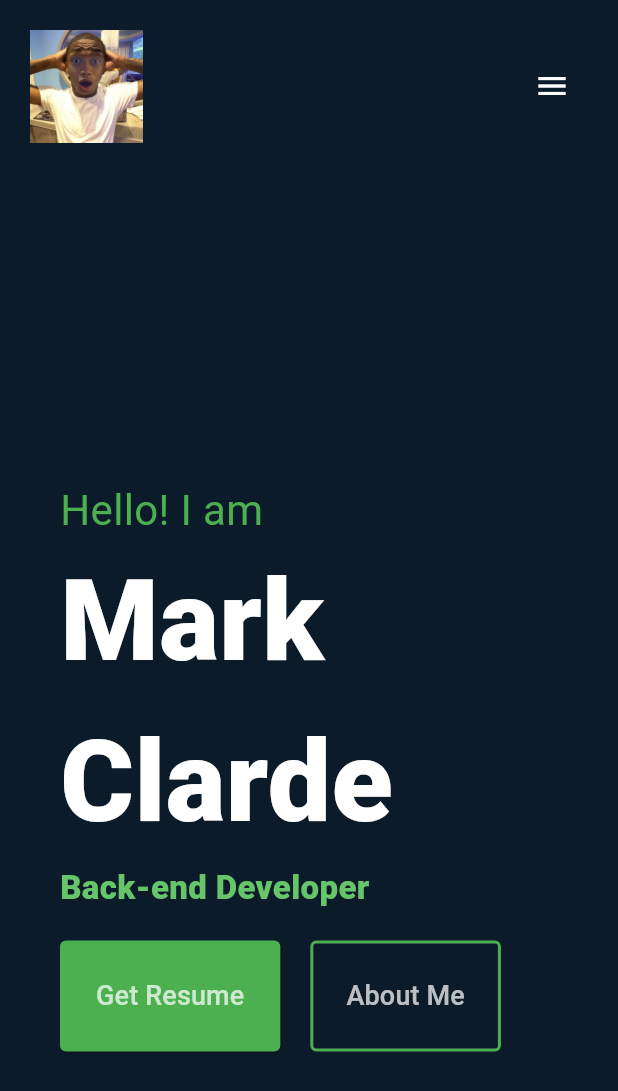
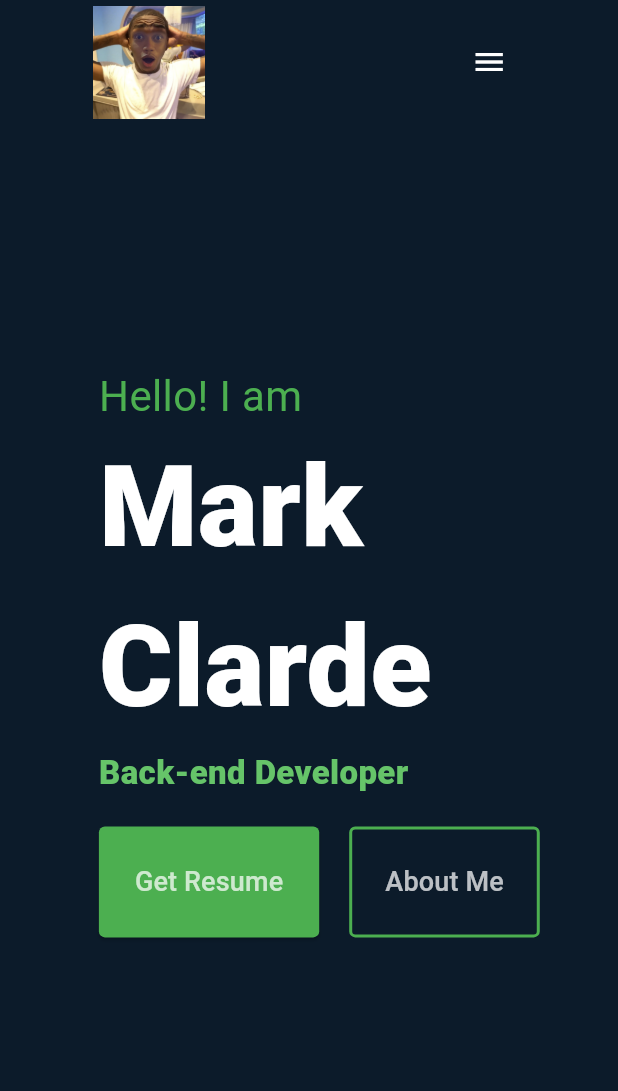
Before and after one commit to markclarde/my-portfolio, a Flutter app: the screen it shows after launch, after a tap on "Get Resume", on a phone screen of 412 x 824 dp. Shown: the top 1091 px of the screen. Run offline on Flutter 3.47's test engine with Material 3 defaults, Android fonts, the phone set to English and light mode, and no system bars; network calls fail.

Commit message:
fix responsiveness

```diff
--- a/lib/components/header_section.dart
+++ b/lib/components/header_section.dart
@@ -5,13 +5,14 @@ class HeaderSection extends StatelessWidget {
 
   @override
   Widget build(BuildContext context) {
+    // Use MediaQuery to get the screen width
+    final screenWidth = MediaQuery.of(context).size.width;
+
     return LayoutBuilder(
       builder: (context, constraints) {
-        final screenWidth = constraints.maxWidth; // Get the width from constraints
-
         return Container(
-          width: screenWidth > 600 ? 1250 : screenWidth, // Full width on mobile or 1250 on larger screens
-          padding: const EdgeInsets.symmetric(vertical: 20.0, horizontal: 20.0), // Adjust padding
+          width: screenWidth, // Full width on mobile or 1250 on larger screens
+          padding: EdgeInsets.only(left: screenWidth *0.15, right: screenWidth *0.15, top: screenWidth *0.01),
           child: Row(
             mainAxisAlignment: MainAxisAlignment.spaceBetween,
             children: [
@@ -82,7 +83,10 @@ class HeaderSection extends StatelessWidget {
       child: MouseRegion(
         cursor: SystemMouseCursors.click, // Change cursor to pointer on hover
         child: GestureDetector(
-          onTap: () {}, // Handle tap event
+          onTap: () {
+            // Handle tap event
+            print('$text button tapped');
+          },
           child: Container(
             padding: const EdgeInsets.symmetric(vertical: 8.0, horizontal: 16.0),
             decoration: BoxDecoration(
--- a/lib/components/hero_section.dart
+++ b/lib/components/hero_section.dart
@@ -5,8 +5,14 @@ class HeroSection extends StatelessWidget {
 
   @override
   Widget build(BuildContext context) {
-    return Padding(
-      padding: const EdgeInsets.symmetric(vertical: 165.0), // Adjust the value as needed
+    final screenWidth = MediaQuery.of(context).size.width;
+    final screenHeight = MediaQuery.of(context).size.height;
+
+    return SizedBox(
+      height: screenHeight,
+
+      child: Padding(
+        padding: EdgeInsets.only(left: screenWidth *0.07, right: screenWidth *0.06), // Adjust vertical padding based on screen size
         child: LayoutBuilder(
           builder: (context, constraints) {
             // Determine if the screen is wide enough for a row layout
@@ -22,30 +28,34 @@ class HeroSection extends StatelessWidget {
                         const SocialMediaLinks(),
 
                         // Spacer between social links and Hero section
-                      const SizedBox(width: 300),
+                        const SizedBox(width: 50), // Adjust spacer width
 
                         // Hero section
-                      _buildHeroContent(),
+                        _buildHeroContent(context),
                       ],
                     )
                   : Column(
                       crossAxisAlignment: CrossAxisAlignment.center, // Center for mobile layout
                       children: [
                         // Hero section
-                      _buildHeroContent(),
+                        _buildHeroContent(context),
                       ],
                     ),
             );
           },
         ),
+      ),
     );
   }
 
-  Widget _buildHeroContent() {
-    return Padding(
-      padding: const EdgeInsets.all(40.0),
+  Widget _buildHeroContent(BuildContext context) {
+    final screenWidth = MediaQuery.of(context).size.width;
+    final screenHeight = MediaQuery.of(context).size.height;
+
+    return Container(
+      padding: EdgeInsets.only(top: screenHeight *0.2, left: screenWidth *0.09),
+
       child: SizedBox(
-        width: 600, // Set specific width for inner content
         child: Column(
           crossAxisAlignment: CrossAxisAlignment.start,
           children: [
@@ -121,8 +131,13 @@ class SocialMediaLinks extends StatelessWidget {
 
   @override
   Widget build(BuildContext context) {
-    return Column(
-      mainAxisAlignment: MainAxisAlignment.center,
+    final screenHeight = MediaQuery.of(context).size.height;
+
+    return Container(
+      padding: EdgeInsets.only(top: screenHeight *0.1),
+
+      child: Column(
+        mainAxisAlignment: MainAxisAlignment.start,
         children: [
           IconButton(
             onPressed: () {},
@@ -164,6 +179,7 @@ class SocialMediaLinks extends StatelessWidget {
             ),
           ),
         ],
+      ),
     );
   }
 }
--- a/lib/components/introduction_section.dart
+++ b/lib/components/introduction_section.dart
@@ -1,44 +1,44 @@
 import 'package:flutter/material.dart';
 
 class IntroductionSection extends StatelessWidget {
-  const IntroductionSection({super.key});
+  const IntroductionSection({Key? key}) : super(key: key);
 
   @override
   Widget build(BuildContext context) {
-    return Padding(
-      padding: const EdgeInsets.symmetric(vertical: 50.0, horizontal: 40.0),
-      child: Stack(
+    final screenWidth = MediaQuery.of(context).size.width;
+    final screenHeight = MediaQuery.of(context).size.height;
+
+    // Check if the screen width is less than 600 (mobile breakpoint)
+    final isMobile = screenWidth < 600;
+
+    return Container(
+      height: screenHeight,
+      width: screenWidth,
+      child: isMobile
+          ? Column(
+              mainAxisAlignment: MainAxisAlignment.center,
               children: [
-          Row(
-            mainAxisAlignment: MainAxisAlignment.center, // Aligns the whole section to the center
+                CircleAvatar(
+                  radius: 100,
+                  backgroundImage: NetworkImage(
+                    "https://scontent.fdvo5-1.fna.fbcdn.net/v/t39.30808-6/327170723_1215938732681445_7746818936963562833_n.jpg?_nc_cat=107&ccb=1-7&_nc_sid=6ee11a&_nc_ohc=XCkgGVkokn8Q7kNvgH3lp7j&_nc_ht=scontent.fdvo5-1.fna&_nc_gid=A_o5n0TG6VXArJaGVDL5wUR&oh=00_AYDSazWTaUw_xU6TfyEMDKtf5zfxnQwy3nkLo2X6GtD9Kw&oe=670BD2EA",
+                  ),
+                ),
+                SizedBox(height: 20),
+                Container(
+                  padding: EdgeInsets.only(left: 10, right: 10),
+                  width: 500,
+                  child: Column(
+                    mainAxisAlignment: MainAxisAlignment.center,
                     children: [
-              SizedBox(
-                width: 1200, // Set specific width for IntroductionSection
-                height: 550,
-                child: Row(
-                  crossAxisAlignment: CrossAxisAlignment.start,
-                  children: [
-                    // Introduction text and buttons on the left
-                    Expanded(
-                      flex: 2,
-                      child: Column(
-                        crossAxisAlignment: CrossAxisAlignment.start,
-                        children: [
-                          // Wrap the Text widget with Container and set a max width
-                          Container(
-                            constraints: const BoxConstraints(
-                              maxWidth: 500, // Set the maximum width of the text container
-                            ),
-                            child: const Text(
-                              "Hello! I'm Mark Clarde, a passionate software engineer. I develop web applications, mobile applications, and desktop applications. My core skill is based on JavaScript and I love to do most of the things using JavaScript. I love to make the web more open to the world. I have graduated with a bachelor's degree in Computer Science Engineering from Chandigarh University at Punjab, India in 2020. I am available for any kind of job opportunity that suits my interests.",
+                      Text(
+                        "Hello! I'm Zonayed Ahmed, a passionate software engineer. I develop web applications, mobile applications, and desktop applications. My core skill is based on JavaScript and I love to do most of the things using JavaScript. I love to make the web more open to the world. I have graduated with a bachelor's degree in Computer Science Engineering from Chandigarh University at Punjab, India in 2020. I am available for any kind of job opportunity that suits my interests.",
                         style: TextStyle(color: Colors.white70, fontSize: 20),
                       ),
-                          ),
-                          const SizedBox(height: 20),
+                      SizedBox(height: 20),
                       Row(
-                            mainAxisAlignment: MainAxisAlignment.start,
+                        mainAxisAlignment: MainAxisAlignment.center,
                         children: [
-                              // "Get Resume" Button
                           ElevatedButton(
                             onPressed: () {},
                             style: ElevatedButton.styleFrom(
@@ -47,7 +47,7 @@ class IntroductionSection extends StatelessWidget {
                                 borderRadius: BorderRadius.circular(4),
                               ),
                               padding: const EdgeInsets.symmetric(
-                                      vertical: 24, horizontal: 24), // Adjust button size
+                                  vertical: 24, horizontal: 24),
                             ),
                             child: const Text(
                               'Get Resume',
@@ -58,7 +58,6 @@ class IntroductionSection extends StatelessWidget {
                             ),
                           ),
                           const SizedBox(width: 20),
-                              // "My Skills" Button
                           OutlinedButton(
                             onPressed: () {},
                             style: OutlinedButton.styleFrom(
@@ -67,7 +66,7 @@ class IntroductionSection extends StatelessWidget {
                                 borderRadius: BorderRadius.circular(4),
                               ),
                               padding: const EdgeInsets.symmetric(
-                                      vertical: 24, horizontal: 24), // Adjust button size
+                                  vertical: 24, horizontal: 24),
                             ),
                             child: const Text(
                               'My Skills',
@@ -78,34 +77,77 @@ class IntroductionSection extends StatelessWidget {
                             ),
                           ),
                         ],
-                          ),
-                          const SizedBox(height: 40),
-                        ],
-                      ),
-                    ),
-                    // This SizedBox can be removed or adjusted
-                    const SizedBox(width: 5), // Space between text and image
+                      )
                     ],
                   ),
                 ),
               ],
+            )
+          : Row(
+              mainAxisAlignment: MainAxisAlignment.spaceEvenly,
+              crossAxisAlignment: CrossAxisAlignment.center,
+              children: [
+                Container(
+                  width: 500,
+                  child: Column(
+                    mainAxisAlignment: MainAxisAlignment.center,
+                    children: [
+                      Text(
+                        "Hello! I'm Zonayed Ahmed, a passionate software engineer. I develop web applications, mobile applications, and desktop applications. My core skill is based on JavaScript and I love to do most of the things using JavaScript. I love to make the web more open to the world. I have graduated with a bachelor's degree in Computer Science Engineering from Chandigarh University at Punjab, India in 2020. I am available for any kind of job opportunity that suits my interests.",
+                        style: TextStyle(color: Colors.white70, fontSize: 20),
                       ),
-          // Positioned CircleAvatar for better control
-          const Positioned(
-            left: 950, // Adjust this value to position the image horizontally
-            child: CircleAvatar(
-              radius: 180,
+                      SizedBox(height: 20),
+                      Row(
+                        children: [
+                          ElevatedButton(
+                            onPressed: () {},
+                            style: ElevatedButton.styleFrom(
+                              backgroundColor: Colors.green,
+                              shape: RoundedRectangleBorder(
+                                borderRadius: BorderRadius.circular(4),
+                              ),
+                              padding: const EdgeInsets.symmetric(
+                                  vertical: 24, horizontal: 24),
+                            ),
+                            child: const Text(
+                              'Get Resume',
+                              style: TextStyle(
+                                fontSize: 18,
+                                color: Color.fromARGB(185, 255, 255, 255),
+                              ),
+                            ),
+                          ),
+                          const SizedBox(width: 20),
+                          OutlinedButton(
+                            onPressed: () {},
+                            style: OutlinedButton.styleFrom(
+                              side: const BorderSide(color: Colors.green, width: 2),
+                              shape: RoundedRectangleBorder(
+                                borderRadius: BorderRadius.circular(4),
+                              ),
+                              padding: const EdgeInsets.symmetric(
+                                  vertical: 24, horizontal: 24),
+                            ),
+                            child: const Text(
+                              'My Skills',
+                              style: TextStyle(
+                                color: Color.fromARGB(185, 255, 255, 255),
+                                fontSize: 18,
+                              ),
+                            ),
+                          ),
+                        ],
+                      )
+                    ],
+                  ),
+                ),
+                CircleAvatar(
+                  radius: 100,
                   backgroundImage: NetworkImage(
                     "https://scontent.fdvo5-1.fna.fbcdn.net/v/t39.30808-6/327170723_1215938732681445_7746818936963562833_n.jpg?_nc_cat=107&ccb=1-7&_nc_sid=6ee11a&_nc_ohc=XCkgGVkokn8Q7kNvgH3lp7j&_nc_ht=scontent.fdvo5-1.fna&_nc_gid=A_o5n0TG6VXArJaGVDL5wUR&oh=00_AYDSazWTaUw_xU6TfyEMDKtf5zfxnQwy3nkLo2X6GtD9Kw&oe=670BD2EA",
                   ),
                 ),
-          ),
-          // Positioned AboutMe component
-          const Positioned(
-            right: 100, // Adjust this value to control horizontal positioning
-            top: 25,   // Adjust this value to control vertical positioning
-            child: AboutMe(),
-          ),
+                const AboutMe(), // Keep AboutMe for larger screens
               ],
             ),
     );
@@ -121,18 +163,18 @@ class AboutMe extends StatelessWidget {
       mainAxisAlignment: MainAxisAlignment.center,
       children: [
         const RotatedBox(
-          quarterTurns: 5, // Rotate the text 90 degrees (counterclockwise)
+          quarterTurns: 5,
           child: Text(
             "ABOUT ME",
-            style: TextStyle(color: Colors.white, fontSize: 16, fontWeight: FontWeight.bold),
+            style: TextStyle(
+                color: Colors.white, fontSize: 16, fontWeight: FontWeight.bold),
           ),
         ),
         const SizedBox(height: 20),
         Container(
-          width: 2, // Line width
-          height: 80, // Line height
+          width: 2,
+          height: 80,
           color: Colors.white,
-           // Color of the line
         ),
       ],
     );
--- a/lib/main.dart
+++ b/lib/main.dart
@@ -49,6 +49,9 @@ class _MyPortfolioAppState extends State<MyPortfolioApp> {
 
   @override
   Widget build(BuildContext context) {
+    final screenWidth = MediaQuery.of(context).size.width; // Get the screen width
+    final isLargeScreen = screenWidth > 600; // Define a breakpoint for large screens
+
     return MaterialApp(
       debugShowCheckedModeBanner: false,
       home: Scaffold(
@@ -63,16 +66,15 @@ class _MyPortfolioAppState extends State<MyPortfolioApp> {
             Expanded(
               child: SingleChildScrollView(
                 controller: _scrollController, // Attach the scroll controller
-                child: const Center(
+                child: Center(
                   child: Column(
                     children: [
-                      HeroSection(),
-                      SizedBox(height: 39),
+                      const HeroSection(),
+                      const SizedBox(height: 5),
                       // Introduction Section
-                      IntroductionSection(),
-                      SizedBox(height: 10),
+                      const IntroductionSection(),
                       // Skills Section
-                      // SkillsSection(),
+                      SkillsSection(isLargeScreen: isLargeScreen), // Pass screen size info
                       // Portfolio Section
                       // Footer Section
                     ],
@@ -89,22 +91,24 @@ class _MyPortfolioAppState extends State<MyPortfolioApp> {
 
 
 class SkillsSection extends StatelessWidget {
-  const SkillsSection({super.key});
+  final bool isLargeScreen;
+
+  const SkillsSection({super.key, required this.isLargeScreen});
 
   @override
   Widget build(BuildContext context) {
-    return const Padding(
-      padding: EdgeInsets.all(40.0),
+    return Padding(
+      padding: EdgeInsets.all(isLargeScreen ? 40.0 : 20.0), // Responsive padding
       child: SizedBox(
-        width: 600, // Set specific width for SkillsSection
+        width: isLargeScreen ? 600 : MediaQuery.of(context).size.width * 0.9, // Set specific width for SkillsSection
         child: Column(
           crossAxisAlignment: CrossAxisAlignment.start,
           children: [
-            Text('My Skills', style: TextStyle(color: Colors.white, fontSize: 28)),
-            SizedBox(height: 20),
-            SkillItem(title: 'React', level: 0.9),
-            SkillItem(title: 'Next.js', level: 0.75),
-            SkillItem(title: 'Node.js', level: 0.8),
+            Text('My Skills', style: TextStyle(color: Colors.white, fontSize: isLargeScreen ? 28 : 24)),
+            const SizedBox(height: 20),
+            const SkillItem(title: 'React', level: 0.9),
+            const SkillItem(title: 'Next.js', level: 0.75),
+            const SkillItem(title: 'Node.js', level: 0.8),
             // Add more skills as per the design
           ],
         ),
@@ -124,7 +128,7 @@ class SkillItem extends StatelessWidget {
     return Padding(
       padding: const EdgeInsets.symmetric(vertical: 10.0),
       child: SizedBox(
-        width: 800, // Set specific width for each skill item
+        width: 800, // You can also make this responsive if needed
         child: Column(
           crossAxisAlignment: CrossAxisAlignment.start,
           children: [
```
Lines whose indentation alone changed are shown as unchanged.
